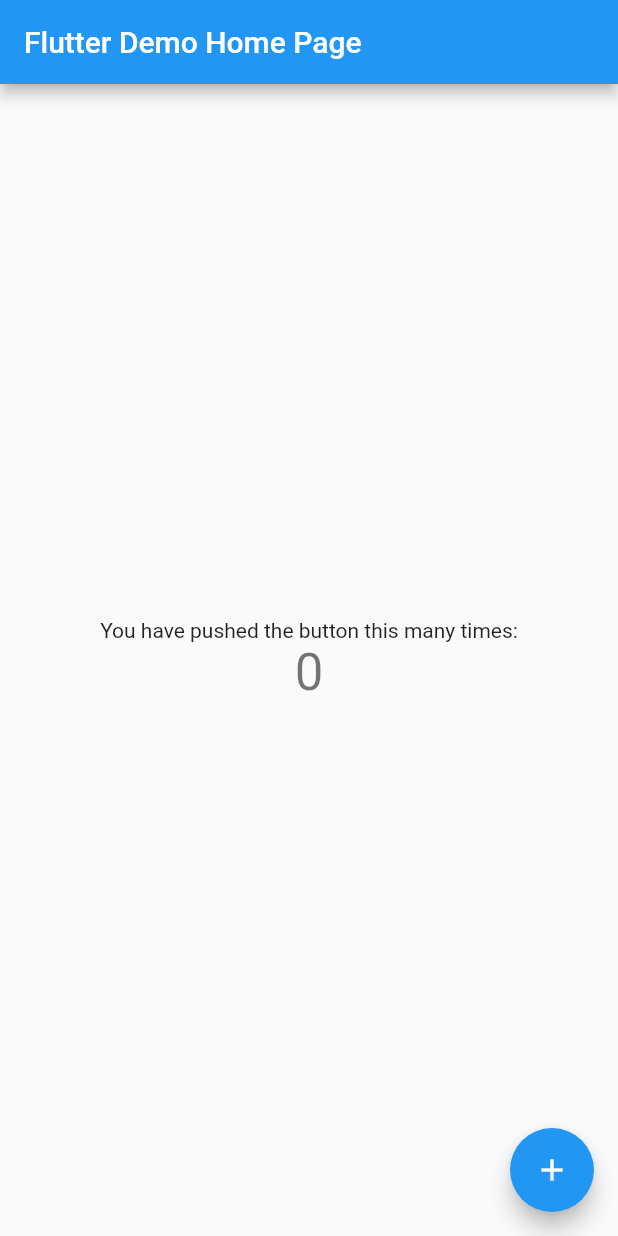
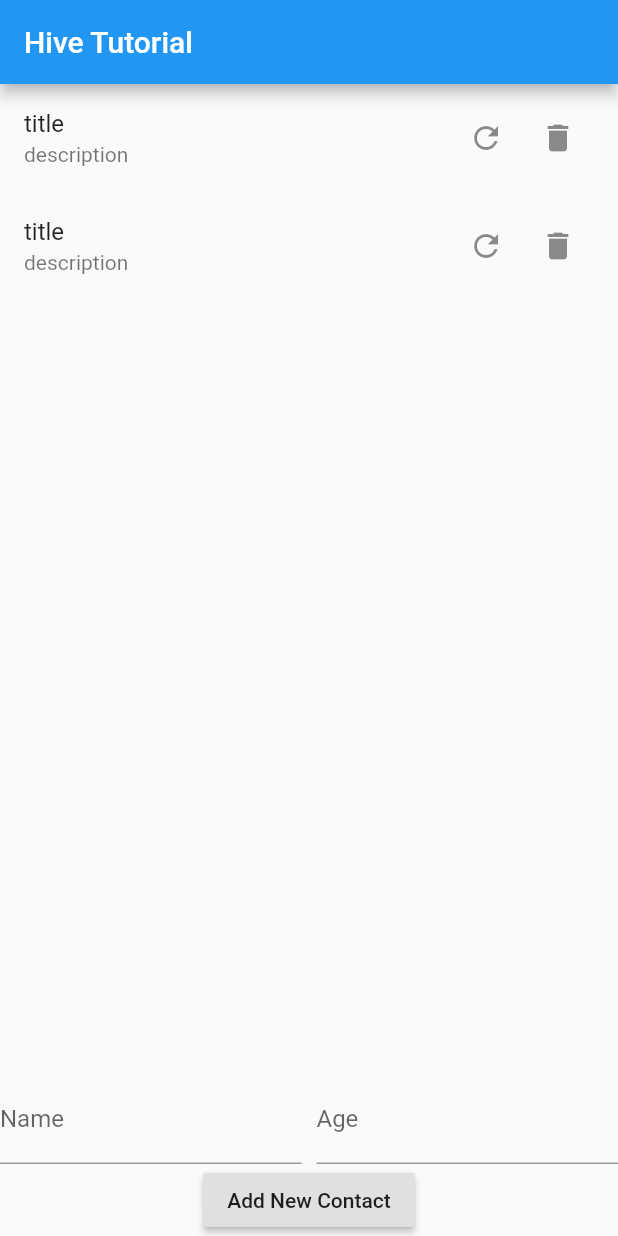
Before and after one commit to TomekSiudut/Hive-Crud, a Flutter app: the screen it shows after launch, on a phone screen of 412 x 824 dp. Run offline on Flutter 3.47's test engine with Material 2 defaults, Android fonts, the phone set to English and light mode, and no system bars.

Commit message:
simple UI added

```diff
--- a/lib/main.dart
+++ b/lib/main.dart
@@ -1,4 +1,5 @@
 import 'package:flutter/material.dart';
+import 'package:hive_crud/screens/contact_screen.dart';
 
 void main() {
   runApp(const MyApp());
@@ -13,103 +14,9 @@ class MyApp extends StatelessWidget {
     return MaterialApp(
       title: 'Flutter Demo',
       theme: ThemeData(
-        // This is the theme of your application.
-        //
-        // Try running your application with "flutter run". You'll see the
-        // application has a blue toolbar. Then, without quitting the app, try
-        // changing the primarySwatch below to Colors.green and then invoke
-        // "hot reload" (press "r" in the console where you ran "flutter run",
-        // or simply save your changes to "hot reload" in a Flutter IDE).
-        // Notice that the counter didn't reset back to zero; the application
-        // is not restarted.
         primarySwatch: Colors.blue,
       ),
-      home: const MyHomePage(title: 'Flutter Demo Home Page'),
+      home: ContactScreen(),
     );
   }
 }
-
-class MyHomePage extends StatefulWidget {
-  const MyHomePage({Key? key, required this.title}) : super(key: key);
-
-  // This widget is the home page of your application. It is stateful, meaning
-  // that it has a State object (defined below) that contains fields that affect
-  // how it looks.
-
-  // This class is the configuration for the state. It holds the values (in this
-  // case the title) provided by the parent (in this case the App widget) and
-  // used by the build method of the State. Fields in a Widget subclass are
-  // always marked "final".
-
-  final String title;
-
-  @override
-  State<MyHomePage> createState() => _MyHomePageState();
-}
-
-class _MyHomePageState extends State<MyHomePage> {
-  int _counter = 0;
-
-  void _incrementCounter() {
-    setState(() {
-      // This call to setState tells the Flutter framework that something has
-      // changed in this State, which causes it to rerun the build method below
-      // so that the display can reflect the updated values. If we changed
-      // _counter without calling setState(), then the build method would not be
-      // called again, and so nothing would appear to happen.
-      _counter++;
-    });
-  }
-
-  @override
-  Widget build(BuildContext context) {
-    // This method is rerun every time setState is called, for instance as done
-    // by the _incrementCounter method above.
-    //
-    // The Flutter framework has been optimized to make rerunning build methods
-    // fast, so that you can just rebuild anything that needs updating rather
-    // than having to individually change instances of widgets.
-    return Scaffold(
-      appBar: AppBar(
-        // Here we take the value from the MyHomePage object that was created by
-        // the App.build method, and use it to set our appbar title.
-        title: Text(widget.title),
-      ),
-      body: Center(
-        // Center is a layout widget. It takes a single child and positions it
-        // in the middle of the parent.
-        child: Column(
-          // Column is also a layout widget. It takes a list of children and
-          // arranges them vertically. By default, it sizes itself to fit its
-          // children horizontally, and tries to be as tall as its parent.
-          //
-          // Invoke "debug painting" (press "p" in the console, choose the
-          // "Toggle Debug Paint" action from the Flutter Inspector in Android
-          // Studio, or the "Toggle Debug Paint" command in Visual Studio Code)
-          // to see the wireframe for each widget.
-          //
-          // Column has various properties to control how it sizes itself and
-          // how it positions its children. Here we use mainAxisAlignment to
-          // center the children vertically; the main axis here is the vertical
-          // axis because Columns are vertical (the cross axis would be
-          // horizontal).
-          mainAxisAlignment: MainAxisAlignment.center,
-          children: <Widget>[
-            const Text(
-              'You have pushed the button this many times:',
-            ),
-            Text(
-              '$_counter',
-              style: Theme.of(context).textTheme.headline4,
-            ),
-          ],
-        ),
-      ),
-      floatingActionButton: FloatingActionButton(
-        onPressed: _incrementCounter,
-        tooltip: 'Increment',
-        child: const Icon(Icons.add),
-      ), // This trailing comma makes auto-formatting nicer for build methods.
-    );
-  }
-}
--- /dev/null
+++ b/lib/screens/contact_screen.dart
@@ -0,0 +1,47 @@
+import 'package:flutter/material.dart';
+import 'package:hive_crud/widgets/new_contact_form.dart';
+
+class ContactScreen extends StatelessWidget {
+  const ContactScreen({
+    Key? key,
+  }) : super(key: key);
+
+  @override
+  Widget build(BuildContext context) {
+    return Scaffold(
+        appBar: AppBar(
+          title: Text('Hive Tutorial'),
+        ),
+        body: Column(
+          children: <Widget>[
+            Expanded(child: _buildListView()),
+            NewContactForm(),
+          ],
+        ));
+  }
+
+  Widget _buildListView() {
+    return ListView.builder(
+      itemCount: 2,
+      itemBuilder: (context, index) {
+        return ListTile(
+          title: Text("title"),
+          subtitle: Text("description"),
+          trailing: Row(
+            mainAxisSize: MainAxisSize.min,
+            children: <Widget>[
+              IconButton(
+                icon: Icon(Icons.refresh),
+                onPressed: () {},
+              ),
+              IconButton(
+                icon: Icon(Icons.delete),
+                onPressed: () {},
+              )
+            ],
+          ),
+        );
+      },
+    );
+  }
+}
--- /dev/null
+++ b/lib/widgets/new_contact_form.dart
@@ -0,0 +1,46 @@
+import 'package:flutter/material.dart';
+
+class NewContactForm extends StatefulWidget {
+  @override
+  _NewContactFormState createState() => _NewContactFormState();
+}
+
+class _NewContactFormState extends State<NewContactForm> {
+  final _formKey = GlobalKey<FormState>();
+
+  String? _name;
+  String? _age;
+
+  @override
+  Widget build(BuildContext context) {
+    return Form(
+      key: _formKey,
+      child: Column(
+        children: <Widget>[
+          Row(
+            children: <Widget>[
+              Expanded(
+                child: TextFormField(
+                  decoration: InputDecoration(labelText: 'Name'),
+                  onSaved: (value) => _name = value,
+                ),
+              ),
+              SizedBox(width: 10),
+              Expanded(
+                child: TextFormField(
+                  decoration: InputDecoration(labelText: 'Age'),
+                  keyboardType: TextInputType.number,
+                  onSaved: (value) => _age = value,
+                ),
+              ),
+            ],
+          ),
+          RaisedButton(
+            child: Text('Add New Contact'),
+            onPressed: () {},
+          ),
+        ],
+      ),
+    );
+  }
+}
--- a/pubspec.yaml
+++ b/pubspec.yaml
@@ -29,6 +29,9 @@ environment:
 dependencies:
   flutter:
     sdk: flutter
+  hive: 2.0.5
+  hive_flutter: 1.1.0
+  path_provider: 2.0.8
 
 
   # The following adds the Cupertino Icons font to your application.
```
Also changed, not shown: pubspec.lock, 3 other files.
